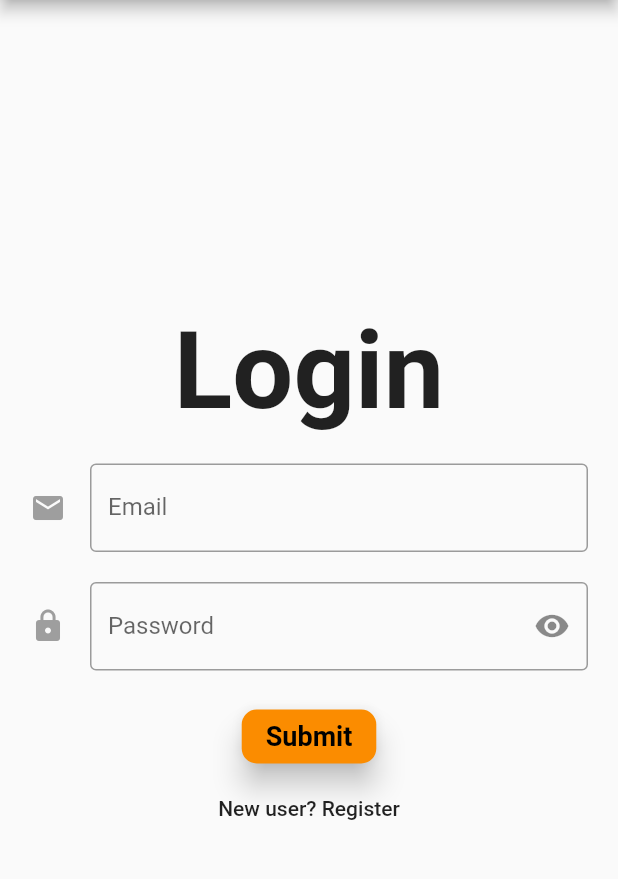
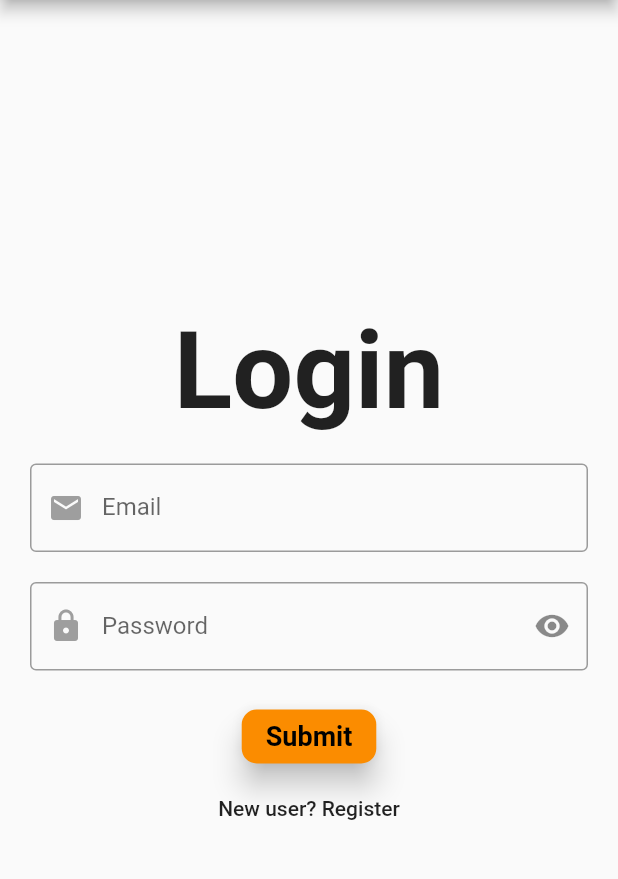
Before and after one commit to how-to-build/mobile, a Flutter app: the screen it shows after launch, after a tap on "Submit", after a tap on "Existing user? Login", on a phone screen of 412 x 824 dp, the part 84-963 px from its top. Run offline on Flutter 3.47's test engine with Material 2 defaults, Android fonts, the phone set to English and light mode, and no system bars; our stand-ins replace flutter_redux, redux, redux_thunk, shared_preferences.

Commit message:
brought icons inside text inputs on Login and Register changed Submit button color to accentColor

```diff
--- a/lib/pages/howto_page.dart
+++ b/lib/pages/howto_page.dart
@@ -48,7 +48,6 @@ class HowtoPageState extends State<HowtoPage> {
           title: SizedBox(
             child: Text('How Tos'),
           ),
-          // leading: Icon(Icons.menu),
           actions: <Widget>[
             Padding(
               padding: EdgeInsets.only(right: 12.0),
@@ -56,7 +55,7 @@ class HowtoPageState extends State<HowtoPage> {
                 children: <Widget>[
                   IconButton(
                     icon: Icon(Icons.exit_to_app),
-                    onPressed: () => print('Log Out'),
+                    onPressed: () => Navigator.pushReplacementNamed(context, '/login'),
                   ),
                 ],
               ),
@@ -130,6 +129,7 @@ class HowtoPageState extends State<HowtoPage> {
                   onTap: () {
                     // Update the state of the app.
                     // ...
+                    Navigator.pushReplacementNamed(context, '/login');
                   },
                 ),
               ],
--- a/lib/pages/login_page.dart
+++ b/lib/pages/login_page.dart
@@ -122,7 +122,7 @@ class _LoginPageState extends State<LoginPage> {
   }
 
   void _redirectUser() {
-    Future.delayed(Duration(seconds: 2), () {
+    Future.delayed(Duration(seconds: 1), () {
       Navigator.pushReplacementNamed(context, '/how-to');
     });
   }
@@ -167,6 +167,10 @@ class _LoginPageState extends State<LoginPage> {
         obscureText: _obscureText,
         validator: (val) => val.length < 6 ? 'Requires 6 characters' : null,
         decoration: InputDecoration(
+          prefixIcon: Icon(
+            Icons.lock,
+            color: Colors.grey,
+          ),
           suffixIcon: GestureDetector(
             onTap: () {
               setState(() => _obscureText = !_obscureText);
@@ -176,10 +180,6 @@ class _LoginPageState extends State<LoginPage> {
           border: OutlineInputBorder(),
           labelText: 'Password',
           hintText: 'Enter password, min length 6',
-          icon: Icon(
-            Icons.lock,
-            color: Colors.grey,
-          ),
         ),
       ),
     );
@@ -189,16 +189,17 @@ class _LoginPageState extends State<LoginPage> {
     return Padding(
       padding: EdgeInsets.only(top: 20.0),
       child: TextFormField(
-        onSaved: (val) => _email = val.replaceAll(new RegExp(r"\s+\b|\b\s"), "").trim().toLowerCase(),
+        onSaved: (val) => _email =
+            val.replaceAll(new RegExp(r"\s+\b|\b\s"), "").trim().toLowerCase(),
         validator: (val) => !val.contains('@') ? "Not a valid email" : null,
         decoration: InputDecoration(
+          prefixIcon: Icon(
+            Icons.email,
+            color: Colors.grey,
+          ),
           border: OutlineInputBorder(),
           labelText: 'Email',
           hintText: 'Enter a valid email',
-          icon: Icon(
-            Icons.email,
-            color: Colors.grey,
-          ),
         ),
       ),
     );
--- a/lib/pages/register_page.dart
+++ b/lib/pages/register_page.dart
@@ -70,7 +70,7 @@ class _RegisterPageState extends State<RegisterPage> {
                       Radius.circular(10.0),
                     ),
                   ),
-                  color: Theme.of(context).primaryColor,
+                  color: Theme.of(context).accentColor,
                 ),
           FlatButton(
             child: Text(
@@ -116,7 +116,7 @@ class _RegisterPageState extends State<RegisterPage> {
   }
 
   void _redirectUser() {
-    Future.delayed(Duration(seconds: 2), () {
+    Future.delayed(Duration(seconds: 1), () {
       Navigator.pushReplacementNamed(context, '/how-to');
     });
   }
@@ -161,6 +161,10 @@ class _RegisterPageState extends State<RegisterPage> {
         obscureText: _obscureText,
         validator: (val) => val.length < 6 ? 'Requires 6 characters' : null,
         decoration: InputDecoration(
+          prefixIcon: Icon(
+            Icons.lock,
+            color: Colors.grey,
+          ),
           suffixIcon: GestureDetector(
             onTap: () {
               setState(() => _obscureText = !_obscureText);
@@ -170,10 +174,6 @@ class _RegisterPageState extends State<RegisterPage> {
           border: OutlineInputBorder(),
           labelText: 'Password',
           hintText: 'Enter password, min length 6',
-          icon: Icon(
-            Icons.lock,
-            color: Colors.grey,
-          ),
         ),
       ),
     );
@@ -183,16 +183,17 @@ class _RegisterPageState extends State<RegisterPage> {
     return Padding(
       padding: EdgeInsets.only(top: 20.0),
       child: TextFormField(
-        onSaved: (val) => _email = val.replaceAll(new RegExp(r"\s+\b|\b\s"), "").trim().toLowerCase(),
+        onSaved: (val) => _email =
+            val.replaceAll(new RegExp(r"\s+\b|\b\s"), "").trim().toLowerCase(),
         validator: (val) => !val.contains('@') ? "Not a valid email" : null,
         decoration: InputDecoration(
+          prefixIcon: Icon(
+            Icons.email,
+            color: Colors.grey,
+          ),
           border: OutlineInputBorder(),
           labelText: 'Email',
           hintText: 'Enter a valid email',
-          icon: Icon(
-            Icons.email,
-            color: Colors.grey,
-          ),
         ),
       ),
     );
@@ -205,13 +206,13 @@ class _RegisterPageState extends State<RegisterPage> {
         onSaved: (val) => _username = val,
         validator: (val) => val.length < 6 ? 'Requires 6 characters' : null,
         decoration: InputDecoration(
+          prefixIcon: Icon(
+            Icons.face,
+            color: Colors.grey,
+          ),
           border: OutlineInputBorder(),
           labelText: 'Username',
           hintText: 'Enter username, min length 6',
-          icon: Icon(
-            Icons.face,
-            color: Colors.grey,
-          ),
         ),
       ),
     );
```
